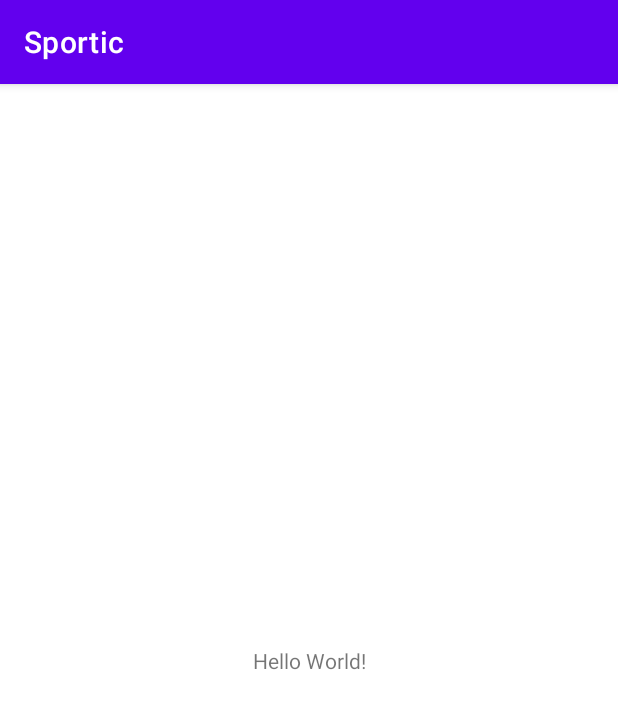
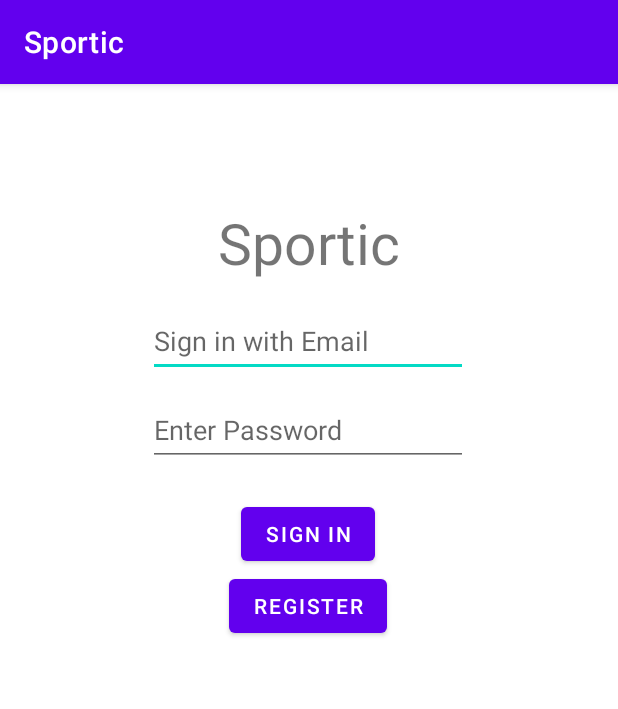
Before and after one commit to LorenzoBurgio/Sportic, an Android app: the screen it shows after launch (MainActivity before the commit, LoginActivity after it), on a phone screen of 412 x 824 dp. Shown: the top 709 px of the screen. Run offline under Robolectric (Android 15) with nearby library versions, the phone set to English and light mode, and no system bars; our stand-ins replace Firebase (no records; nobody signed in at launch, a user with empty details on screens opened directly).

Commit message:
added the ability to log in with an account

```diff
--- a/Sportic/app/build.gradle
+++ b/Sportic/app/build.gradle
@@ -1,12 +1,13 @@
 plugins {
     id 'com.android.application'
+    id 'com.google.gms.google-services'
 }
 
 android {
     compileSdk 32
 
     defaultConfig {
-        applicationId "ie.ul.sportic"
+        applicationId "com.android.sportic"
         minSdk 21
         targetSdk 32
         versionCode 1
@@ -32,6 +33,7 @@ dependencies {
     implementation 'androidx.appcompat:appcompat:1.4.1'
     implementation 'com.google.android.material:material:1.5.0'
     implementation 'androidx.constraintlayout:constraintlayout:2.1.3'
+    implementation 'com.google.firebase:firebase-auth:19.2.0'
     testImplementation 'junit:junit:4.13.2'
     androidTestImplementation 'androidx.test.ext:junit:1.1.3'
     androidTestImplementation 'androidx.test.espresso:espresso-core:3.4.0'
--- /dev/null
+++ b/Sportic/app/src/main/java/com/android/sportic/LoginActivity.java
@@ -0,0 +1,90 @@
+package com.android.sportic;
+
+import androidx.annotation.NonNull;
+import androidx.appcompat.app.AppCompatActivity;
+
+import android.content.Intent;
+import android.os.Bundle;
+import android.text.TextUtils;
+import android.view.View;
+import android.widget.Button;
+import android.widget.EditText;
+import android.widget.TextView;
+import android.widget.Toast;
+
+import com.google.android.gms.tasks.OnCompleteListener;
+import com.google.android.gms.tasks.Task;
+import com.google.firebase.auth.AuthResult;
+import com.google.firebase.auth.FirebaseAuth;
+
+public class LoginActivity extends AppCompatActivity {
+
+    private EditText name;
+    private EditText pwd;
+    private TextView info;
+    private Button login;
+    private Button Register;
+    FirebaseAuth fauth;
+
+    @Override
+    protected void onCreate(Bundle savedInstanceState) {
+        super.onCreate(savedInstanceState);
+        setContentView(R.layout.activity_login);
+        name = (EditText) findViewById(R.id.etEmailR);
+        pwd = (EditText) findViewById(R.id.etPasswordR);
+        login = (Button) findViewById(R.id.RegisterR);
+        Register = (Button) findViewById(R.id.Register);
+        fauth = FirebaseAuth.getInstance();
+
+
+
+        Register.setOnClickListener(new View.OnClickListener() {
+            @Override
+            public void onClick(View view) {
+                startActivity(new Intent(LoginActivity.this, RegisterActivity.class));
+            }
+        });
+
+        login.setOnClickListener(new View.OnClickListener() {
+            @Override
+            public void onClick(View view) {
+
+                String Email = name.getText().toString().trim();
+                String password = pwd.getText().toString().trim();
+
+                //verify all the value
+                if (TextUtils.isEmpty(Email)){
+                    name.setError("Email is required.");
+                    return;
+                }
+                if (TextUtils.isEmpty(password)){
+                    pwd.setError("Password is required.");
+                    return;
+                }
+                if (password.length() < 6 ){
+                    pwd.setError("Password must be >= § characters");
+                    return;
+                }
+
+                //sign in the user
+
+                fauth.signInWithEmailAndPassword(Email,password).addOnCompleteListener(new OnCompleteListener<AuthResult>() {
+                    @Override
+                    public void onComplete(@NonNull Task<AuthResult> task) {
+                        if (task.isSuccessful()){
+                            Toast.makeText(LoginActivity.this,"User Connected.",Toast.LENGTH_SHORT).show();
+                            startActivity(new Intent(getApplicationContext(),MainActivity.class));
+                        }
+                        else{
+                            Toast.makeText(LoginActivity.this,"Error ! " + task.getException().getMessage(),Toast.LENGTH_SHORT).show();
+                        }
+                    }
+                });
+
+
+
+                startActivity(new Intent(LoginActivity.this, MainActivity.class));
+            }
+        });
+    }
+}
--- /dev/null
+++ b/Sportic/app/src/main/res/layout/activity_login.xml
@@ -0,0 +1,72 @@
+<?xml version="1.0" encoding="utf-8"?>
+<androidx.constraintlayout.widget.ConstraintLayout xmlns:android="http://schemas.android.com/apk/res/android"
+    xmlns:app="http://schemas.android.com/apk/res-auto"
+    xmlns:tools="http://schemas.android.com/tools"
+    android:layout_width="match_parent"
+    android:layout_height="match_parent"
+    tools:context=".LoginActivity">
+    <TextView
+        android:id="@+id/textView2"
+        android:layout_width="0dp"
+        android:layout_height="wrap_content"
+        android:layout_marginTop="80dp"
+        android:gravity="center"
+        android:text="Sportic"
+        android:textSize="38sp"
+        app:layout_constraintEnd_toEndOf="parent"
+        app:layout_constraintStart_toStartOf="parent"
+        app:layout_constraintTop_toTopOf="parent" />
+
+    <EditText
+        android:id="@+id/etEmailR"
+        android:layout_width="wrap_content"
+        android:layout_height="wrap_content"
+        android:layout_marginTop="16dp"
+        android:ems="10"
+        android:hint="Sign in with Email"
+        android:inputType="textEmailAddress"
+        android:minHeight="48dp"
+        app:layout_constraintEnd_toEndOf="parent"
+        app:layout_constraintHorizontal_bias="0.497"
+        app:layout_constraintStart_toStartOf="parent"
+        app:layout_constraintTop_toBottomOf="@+id/textView2" />
+
+    <EditText
+        android:id="@+id/etPasswordR"
+        android:layout_width="wrap_content"
+        android:layout_height="wrap_content"
+        android:layout_marginTop="11dp"
+        android:ems="10"
+        android:hint="Enter Password"
+        android:inputType="textPassword"
+        android:minHeight="48dp"
+        app:layout_constraintStart_toStartOf="@+id/etEmailR"
+        app:layout_constraintTop_toBottomOf="@+id/etEmailR" />
+
+    <Button
+        android:id="@+id/RegisterR"
+        android:layout_width="wrap_content"
+        android:layout_height="wrap_content"
+        android:layout_marginTop="16dp"
+        android:text="SIGN IN"
+        app:layout_constraintBottom_toBottomOf="parent"
+        app:layout_constraintEnd_toEndOf="parent"
+        app:layout_constraintHorizontal_bias="0.498"
+        app:layout_constraintStart_toStartOf="parent"
+        app:layout_constraintTop_toBottomOf="@+id/etPasswordR"
+        app:layout_constraintVertical_bias="0.012" />
+
+    <Button
+        android:id="@+id/Register"
+        android:layout_width="wrap_content"
+        android:layout_height="wrap_content"
+        android:text="Register"
+        app:layout_constraintBottom_toBottomOf="parent"
+        app:layout_constraintEnd_toEndOf="parent"
+        app:layout_constraintHorizontal_bias="0.498"
+        app:layout_constraintStart_toStartOf="parent"
+        app:layout_constraintTop_toBottomOf="@+id/RegisterR"
+        app:layout_constraintVertical_bias="0.0" />
+
+
+</androidx.constraintlayout.widget.ConstraintLayout>
--- a/Sportic/build.gradle
+++ b/Sportic/build.gradle
@@ -1,4 +1,8 @@
-// Top-level build file where you can add configuration options common to all sub-projects/modules.
+buildscript {
+    dependencies {
+        classpath 'com.google.gms:google-services:4.3.3'
+    }
+}// Top-level build file where you can add configuration options common to all sub-projects/modules.
 plugins {
     id 'com.android.application' version '7.1.1' apply false
     id 'com.android.library' version '7.1.1' apply false
```
Also changed, not shown: Sportic/app/src/main/AndroidManifest.xml (+8 -1 lines), Sportic/app/src/main/java/com/android/sportic/MainActivity.java (added, +30 -0 lines), Sportic/app/src/main/java/com/android/sportic/RegisterActivity.java (added, +80 -0 lines), Sportic/app/src/main/java/ie/ul/sportic/MainActivity.java (deleted, +0 -14 lines), Sportic/app/src/main/res/layout/activity_main.xml (+19 -6 lines), Sportic/app/src/main/res/layout/activity_register.xml (added, +88 -0 lines), Sportic/gradle/wrapper/gradle-wrapper.properties, 7 other files.
